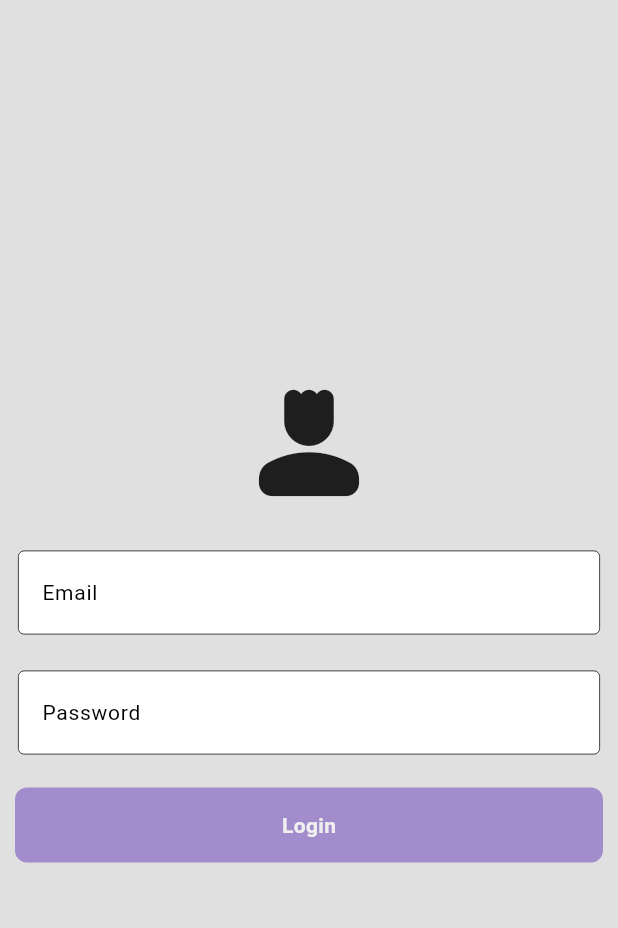
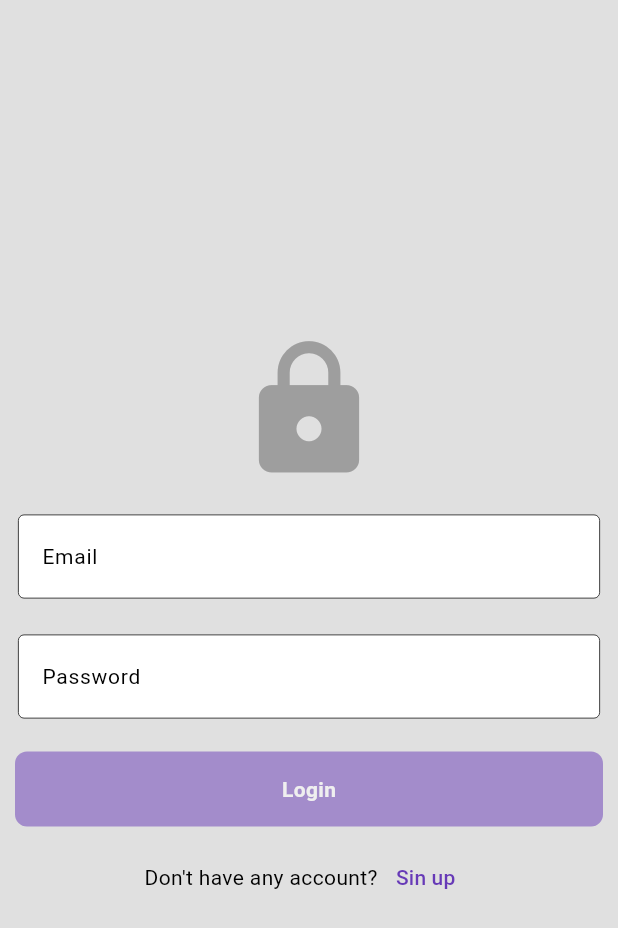
Before and after one commit to sine-git/chatting_app, a Flutter app: the screen it shows after launch, on a phone screen of 412 x 824 dp. Shown: the top 928 px of the screen. Run offline on Flutter 3.47's test engine with Material 3 defaults, Android fonts, the phone set to English and light mode, and no system bars; our stand-ins replace cloud_firestore, firebase_auth, firebase_core, flutter_modular; accounts and stored records are empty.

```diff
--- a/lib/components/app_textfield.dart
+++ b/lib/components/app_textfield.dart
@@ -24,13 +24,16 @@ class AppTextField extends StatelessWidget {
     return Padding(
       padding: const EdgeInsets.all(12.0),
       child: TextField(
+        style: TextStyle(color: Theme.of(context).colorScheme.inversePrimary),
         focusNode: focusNode,
         onChanged: onchanged,
         controller: controller,
         obscureText: obscureText,
         decoration: InputDecoration(
             enabledBorder: OutlineInputBorder(
-              borderSide: BorderSide(width: 0.5),
+              borderSide: BorderSide(
+                  width: 0.5,
+                  color: Theme.of(context).colorScheme.inversePrimary),
             ),
             hintText: hintText,
             hintStyle: TextStyle(
@@ -43,10 +46,11 @@ class AppTextField extends StatelessWidget {
             filled: true,
             fillColor: fillColors != null
                 ? fillColors
-                : Theme.of(context).colorScheme.tertiary,
+                : Theme.of(context).colorScheme.background,
             border: OutlineInputBorder(
                 borderSide: BorderSide(
                     width: 0.5,
+                    //color: Theme.of(context).colorScheme.inversePrimary
                     color: Theme.of(context).colorScheme.inversePrimary),
                 borderRadius: BorderRadius.circular(8))),
       ),
--- a/lib/modules/auth_module/auth_module.dart
+++ b/lib/modules/auth_module/auth_module.dart
@@ -1,5 +1,6 @@
 import 'package:chatting_app/modules/auth_module/auth_service.dart';
 import 'package:chatting_app/modules/auth_module/pages/login_page.dart';
+import 'package:chatting_app/modules/auth_module/pages/register_page.dart';
 import 'package:flutter_modular/flutter_modular.dart';
 
 class AuthModule extends Module {
@@ -7,6 +8,7 @@ class AuthModule extends Module {
 
   List<ModularRoute> get routes => [
         ChildRoute('/', child: (context, args) => LoginPage()),
-        ChildRoute('/login', child: (context, args) => LoginPage())
+        ChildRoute('/login', child: (context, args) => LoginPage()),
+        ChildRoute('/register', child: (context, args) => RegisterPage())
       ];
 }
--- a/lib/modules/auth_module/pages/login_page.dart
+++ b/lib/modules/auth_module/pages/login_page.dart
@@ -50,8 +50,9 @@ class _LoginPageState extends State<LoginPage> {
             Padding(
               padding: const EdgeInsets.all(8.0),
               child: Icon(
-                Icons.person_4_rounded,
+                Icons.lock,
                 size: 100,
+                color: Colors.grey,
               ),
             ),
             AppTextField(
@@ -79,7 +80,22 @@ class _LoginPageState extends State<LoginPage> {
                   : () {
                       _login(_emailController.text, _passwordController.text);
                     },
-            )
+            ),
+            Row(
+              crossAxisAlignment: CrossAxisAlignment.center,
+              mainAxisAlignment: MainAxisAlignment.center,
+              children: [
+                Text("Don't have any account?",
+                    style: TextStyle(
+                        color: Theme.of(context).colorScheme.inversePrimary)),
+                TextButton(
+                  child: Text("Sin up"),
+                  onPressed: () {
+                    Modular.to.navigate("/register");
+                  },
+                )
+              ],
+            ),
           ],
         ),
       ),
--- a/lib/modules/call_module/pages/call_page.dart
+++ b/lib/modules/call_module/pages/call_page.dart
@@ -1,4 +1,5 @@
 import 'package:flutter/cupertino.dart';
+import 'package:flutter/material.dart';
 
 class CallPage extends StatefulWidget {
   const CallPage({super.key});
@@ -11,7 +12,9 @@ class _CallPageState extends State<CallPage> {
   @override
   Widget build(BuildContext context) {
     return Center(
-      child: Text("Call page"),
+      child: Text("Call page",
+          style:
+              TextStyle(color: Theme.of(context).colorScheme.inversePrimary)),
     );
   }
 }
--- a/lib/modules/community_module/pages/community_page.dart
+++ b/lib/modules/community_module/pages/community_page.dart
@@ -13,7 +13,9 @@ class _CommunityPageState extends State<CommunityPage> {
   Widget build(BuildContext context) {
     return Scaffold(
       body: Center(
-        child: Text("Community page"),
+        child: Text("Community page",
+            style:
+                TextStyle(color: Theme.of(context).colorScheme.inversePrimary)),
       ),
     );
   }
--- a/lib/modules/stories_module/pages/stories_pages.dart
+++ b/lib/modules/stories_module/pages/stories_pages.dart
@@ -13,7 +13,9 @@ class _StoriesPagesState extends State<StoriesPages> {
   Widget build(BuildContext context) {
     return Scaffold(
       body: Center(
-        child: Text("Stories page"),
+        child: Text("Stories page",
+            style:
+                TextStyle(color: Theme.of(context).colorScheme.inversePrimary)),
       ),
     );
   }
```
Also changed, not shown: lib/app_utils.dart (+20 -4 lines), lib/modules/auth_module/auth_service.dart (+9 -0 lines), lib/modules/auth_module/pages/register_page.dart (added, +121 -0 lines).
